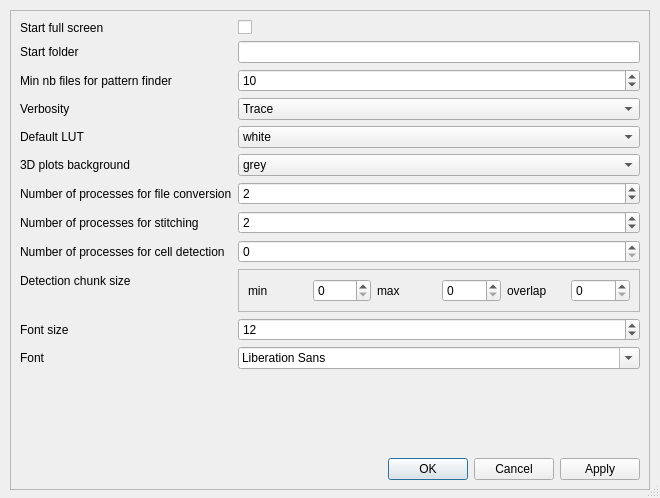
Qt form ClearMap/gui/creator/preferences_editor.ui (ClearAnatomics/ClearMap) before a commit.
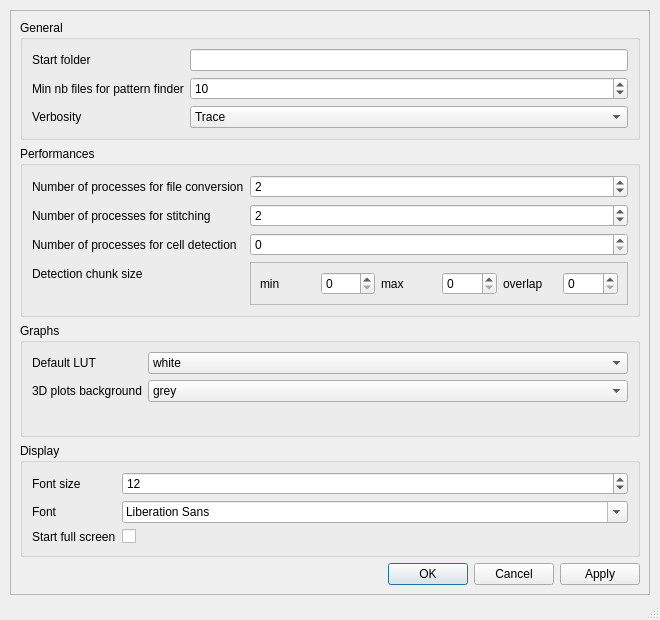
The same form after that commit. Icons and pictures are not drawn.

```diff
--- a/ClearMap/gui/creator/preferences_editor.ui
+++ b/ClearMap/gui/creator/preferences_editor.ui
@@ -7,13 +7,13 @@
     <x>0</x>
     <y>0</y>
     <width>660</width>
-    <height>498</height>
+    <height>620</height>
    </rect>
   </property>
   <property name="minimumSize">
    <size>
-    <width>640</width>
-    <height>480</height>
+    <width>660</width>
+    <height>620</height>
    </size>
   </property>
   <property name="windowTitle">
@@ -35,7 +35,7 @@
       <x>10</x>
       <y>10</y>
       <width>640</width>
-      <height>480</height>
+      <height>585</height>
      </rect>
     </property>
     <property name="minimumSize">
@@ -52,15 +52,55 @@
     </property>
     <layout class="QVBoxLayout" name="verticalLayout_2">
      <item>
-      <layout class="QFormLayout" name="formLayout">
-       <item row="3" column="0">
+      <widget class="QGroupBox" name="groupBox_4">
+       <property name="title">
+        <string>General</string>
+       </property>
+       <layout class="QFormLayout" name="formLayout_4">
+        <item row="0" column="0">
+         <widget class="QLabel" name="label_9">
+          <property name="toolTip">
+           <string>The base folder when clicking &quot;Source Folder&quot;</string>
+          </property>
+          <property name="text">
+           <string>Start folder</string>
+          </property>
+         </widget>
+        </item>
+        <item row="0" column="1">
+         <widget class="QLineEdit" name="startFolderLineEdit"/>
+        </item>
+        <item row="1" column="0">
+         <widget class="QLabel" name="label_14">
+          <property name="toolTip">
+           <string>The minimum of ome.tif files in a subfolder to be considered tiles</string>
+          </property>
+          <property name="text">
+           <string>Min nb files for pattern finder</string>
+          </property>
+         </widget>
+        </item>
+        <item row="1" column="1">
+         <widget class="QSpinBox" name="patternFinderMiNFilesSpinBox">
+          <property name="minimum">
+           <number>1</number>
+          </property>
+          <property name="maximum">
+           <number>65535</number>
+          </property>
+          <property name="value">
+           <number>10</number>
+          </property>
+         </widget>
+        </item>
+        <item row="2" column="0">
         <widget class="QLabel" name="label">
          <property name="text">
           <string>Verbosity</string>
          </property>
         </widget>
        </item>
-       <item row="3" column="1">
+        <item row="2" column="1">
         <widget class="QComboBox" name="verbosityComboBox">
          <item>
           <property name="text">
@@ -94,14 +134,23 @@
          </item>
         </widget>
        </item>
-       <item row="9" column="0">
+       </layout>
+      </widget>
+     </item>
+     <item>
+      <widget class="QGroupBox" name="groupBox">
+       <property name="title">
+        <string>Performances</string>
+       </property>
+       <layout class="QFormLayout" name="formLayout">
+        <item row="0" column="0">
         <widget class="QLabel" name="label_2">
          <property name="text">
           <string>Number of processes for file conversion</string>
          </property>
         </widget>
        </item>
-       <item row="9" column="1">
+        <item row="0" column="1">
         <widget class="QSpinBox" name="nProcessesFileConversionSpinBox">
          <property name="minimum">
           <number>-1</number>
@@ -111,24 +160,34 @@
          </property>
         </widget>
        </item>
-       <item row="12" column="0">
+        <item row="1" column="1">
+         <widget class="QSpinBox" name="nProcessesStitchingSpinBox">
+          <property name="minimum">
+           <number>-1</number>
+          </property>
+          <property name="value">
+           <number>2</number>
+          </property>
+         </widget>
+        </item>
+        <item row="2" column="0">
         <widget class="QLabel" name="label_4">
          <property name="text">
           <string>Number of processes for cell detection</string>
          </property>
         </widget>
        </item>
-       <item row="12" column="1">
+        <item row="2" column="1">
         <widget class="QSpinBox" name="nProcessesCellDetectionSpinBox"/>
        </item>
-       <item row="13" column="0">
+        <item row="3" column="0">
         <widget class="QLabel" name="label_5">
          <property name="text">
           <string>Detection chunk size</string>
          </property>
         </widget>
        </item>
-       <item row="13" column="1">
+        <item row="3" column="1">
         <widget class="QFrame" name="frame_2">
          <property name="frameShape">
           <enum>QFrame::StyledPanel</enum>
@@ -174,41 +233,33 @@
          </layout>
         </widget>
        </item>
-       <item row="0" column="0">
-        <widget class="QLabel" name="label_3">
-         <property name="text">
-          <string>Start full screen</string>
-         </property>
-        </widget>
-       </item>
-       <item row="0" column="1">
-        <widget class="QCheckBox" name="startFullScreenCheckBox">
-         <property name="text">
-          <string/>
-         </property>
-        </widget>
-       </item>
        <item row="1" column="0">
-        <widget class="QLabel" name="label_9">
+         <widget class="QLabel" name="label_11">
          <property name="toolTip">
           <string>The base folder when clicking &quot;Source Folder&quot;</string>
          </property>
          <property name="text">
-          <string>Start folder</string>
+           <string>Number of processes for stitching</string>
          </property>
         </widget>
        </item>
-       <item row="1" column="1">
-        <widget class="QLineEdit" name="startFolderLineEdit"/>
-       </item>
-       <item row="4" column="0">
+       </layout>
+      </widget>
+     </item>
+     <item>
+      <widget class="QGroupBox" name="groupBox_3">
+       <property name="title">
+        <string>Graphs</string>
+       </property>
+       <layout class="QFormLayout" name="formLayout_3">
+        <item row="0" column="0">
         <widget class="QLabel" name="label_10">
          <property name="text">
           <string>Default LUT</string>
          </property>
         </widget>
        </item>
-       <item row="4" column="1">
+        <item row="0" column="1">
         <widget class="QComboBox" name="lutComboBox">
          <item>
           <property name="text">
@@ -222,31 +273,47 @@
          </item>
         </widget>
        </item>
-       <item row="10" column="0">
-        <widget class="QLabel" name="label_11">
+        <item row="1" column="0">
+         <widget class="QLabel" name="label_15">
+          <property name="toolTip">
+           <string>Background colour for 3D vector plots (e.g. vasculature graphs)</string>
+          </property>
          <property name="text">
-          <string>Number of processes for stitching</string>
+           <string>3D plots background</string>
          </property>
         </widget>
        </item>
-       <item row="10" column="1">
-        <widget class="QSpinBox" name="nProcessesStitchingSpinBox">
-         <property name="minimum">
-          <number>-1</number>
-         </property>
-         <property name="value">
-          <number>2</number>
-         </property>
-        </widget>
-       </item>
-       <item row="14" column="0">
+        <item row="1" column="1">
+         <widget class="QComboBox" name="threeDPlotsBackgroundComboBox">
+          <item>
+           <property name="text">
+            <string>grey</string>
+           </property>
+          </item>
+          <item>
+           <property name="text">
+            <string>white</string>
+           </property>
+          </item>
+         </widget>
+        </item>
+       </layout>
+      </widget>
+     </item>
+     <item>
+      <widget class="QGroupBox" name="groupBox_2">
+       <property name="title">
+        <string>Display</string>
+       </property>
+       <layout class="QFormLayout" name="formLayout_2">
+        <item row="0" column="0">
         <widget class="QLabel" name="label_12">
          <property name="text">
           <string>Font size</string>
          </property>
         </widget>
        </item>
-       <item row="14" column="1">
+        <item row="0" column="1">
         <widget class="QSpinBox" name="fontSizeSpinBox">
          <property name="minimum">
           <number>-1</number>
@@ -256,61 +323,32 @@
          </property>
         </widget>
        </item>
-       <item row="15" column="0">
+        <item row="1" column="0">
         <widget class="QLabel" name="label_13">
          <property name="text">
           <string>Font</string>
          </property>
         </widget>
        </item>
-       <item row="15" column="1">
+        <item row="1" column="1">
         <widget class="QFontComboBox" name="fontComboBox"/>
        </item>
        <item row="2" column="0">
-        <widget class="QLabel" name="label_14">
-         <property name="toolTip">
-          <string>The base folder when clicking &quot;Source Folder&quot;</string>
-         </property>
+         <widget class="QLabel" name="label_3">
          <property name="text">
-          <string>Min nb files for pattern finder</string>
+           <string>Start full screen</string>
          </property>
         </widget>
        </item>
        <item row="2" column="1">
-        <widget class="QSpinBox" name="patternFinderMiNFilesSpinBox">
-         <property name="minimum">
-          <number>1</number>
-         </property>
-         <property name="maximum">
-          <number>65535</number>
-         </property>
-         <property name="value">
-          <number>10</number>
-         </property>
-        </widget>
-       </item>
-       <item row="6" column="0">
-        <widget class="QLabel" name="label_15">
+         <widget class="QCheckBox" name="startFullScreenCheckBox">
          <property name="text">
-          <string>3D plots background</string>
+           <string/>
          </property>
         </widget>
        </item>
-       <item row="6" column="1">
-        <widget class="QComboBox" name="threeDPlotsBackgroundComboBox">
-         <item>
-          <property name="text">
-           <string>grey</string>
-          </property>
-         </item>
-         <item>
-          <property name="text">
-           <string>white</string>
-          </property>
-         </item>
-        </widget>
-       </item>
-      </layout>
+       </layout>
+      </widget>
      </item>
      <item>
       <widget class="QDialogButtonBox" name="buttonBox">
```
Left out of the diff: 41 changed lines with no effect on the pictures. Lines whose indentation alone changed are shown as unchanged.
